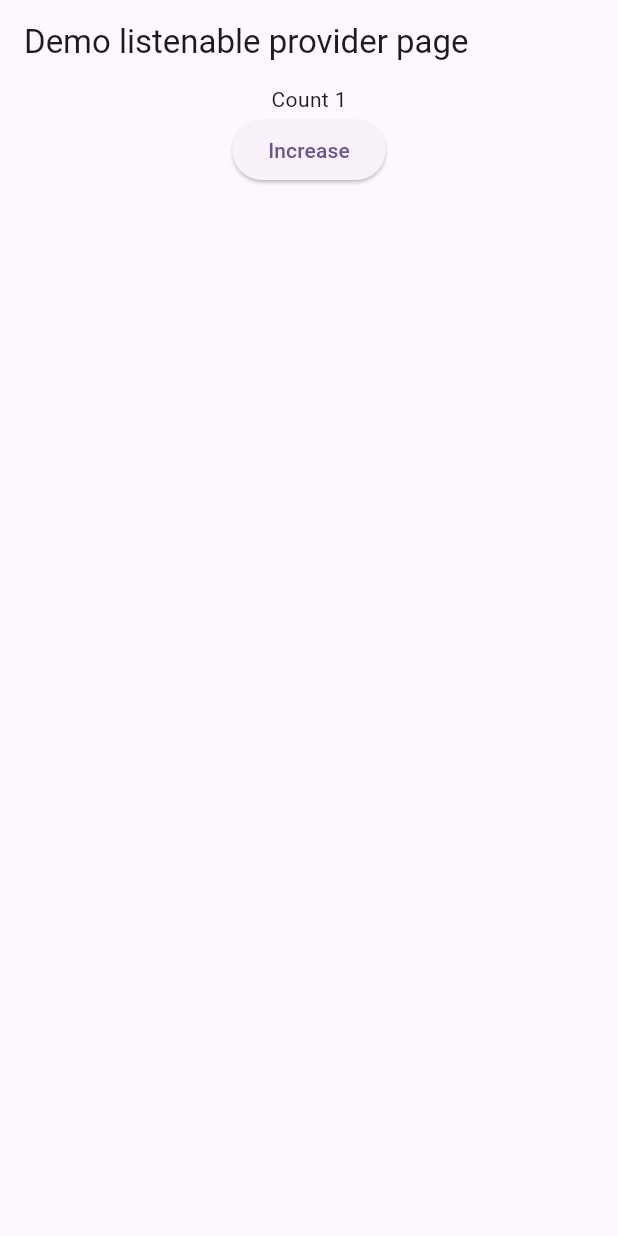
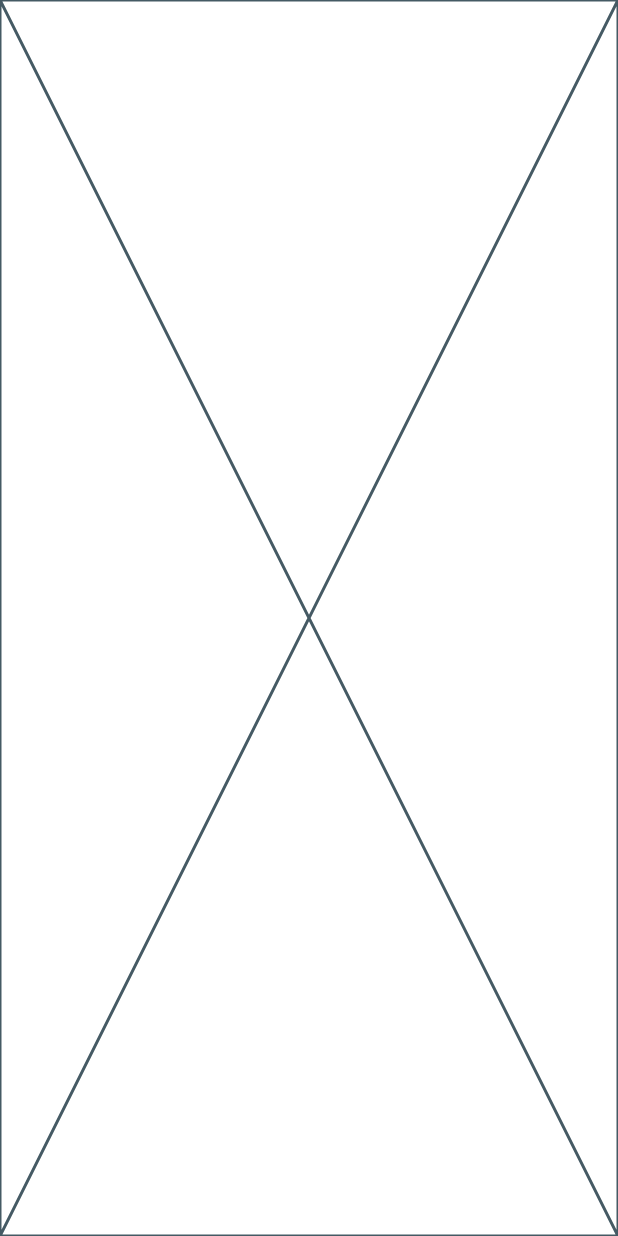
Before and after one commit to phamtanphat/flutter_provider_16032024, a Flutter app: the screen it shows after launch, after a tap on "Increase", on a phone screen of 412 x 824 dp. Run offline on Flutter 3.47's test engine with Material 3 defaults, Android fonts, the phone set to English and light mode, and no system bars.

Commit message:
khac nhau giua Listenable provider voi Changenotifier provider

```diff
--- a/lib/demo_listenable_provider_page.dart
+++ b/lib/demo_listenable_provider_page.dart
@@ -7,6 +7,12 @@ class Counter extends ChangeNotifier {
   void increase() {
     count += 1;
     notifyListeners();
+  }
+
+  @override
+  void dispose() {
+    super.dispose();
+    print("Dispose value");
   }
 }
 
@@ -26,7 +32,7 @@ class _DemoListenableProviderPageState extends State<DemoListenableProviderPage>
       ),
       body: Container(
         child: Center(
-            child: ListenableProvider<Counter>(
+            child: ChangeNotifierProvider<Counter>(
                 create: (context) => Counter(),
                 child: CounterWidget()
             )
@@ -51,6 +57,7 @@ class CounterWidget extends StatelessWidget {
             onPressed: () {
               Counter counter = Provider.of(context, listen: false);
               counter.increase();
+              Navigator.pushReplacementNamed(context, "screen2");
             },
             child: Text("Increase"))
       ],
--- /dev/null
+++ b/lib/demo_value_listable_provider_page.dart
@@ -0,0 +1,15 @@
+import 'package:flutter/material.dart';
+
+class DemoValueListenableProviderPage extends StatefulWidget {
+  const DemoValueListenableProviderPage({super.key});
+
+  @override
+  State<DemoValueListenableProviderPage> createState() => _DemoValueListenableProviderPageState();
+}
+
+class _DemoValueListenableProviderPageState extends State<DemoValueListenableProviderPage> {
+  @override
+  Widget build(BuildContext context) {
+    return const Placeholder();
+  }
+}
--- a/lib/main.dart
+++ b/lib/main.dart
@@ -1,6 +1,7 @@
 import 'package:flutter/material.dart';
 import 'package:flutter_provider_16032024/demo_listenable_provider_page.dart';
 import 'package:flutter_provider_16032024/demo_provider_page.dart';
+import 'package:flutter_provider_16032024/demo_value_listable_provider_page.dart';
 
 void main() {
   runApp(const MyApp());
@@ -18,7 +19,11 @@ class MyApp extends StatelessWidget {
         colorScheme: ColorScheme.fromSeed(seedColor: Colors.deepPurple),
         useMaterial3: true,
       ),
-      home: DemoListenableProviderPage()
+      initialRoute: "screen1",
+      routes: {
+        "screen1": (context) => DemoListenableProviderPage(),
+        "screen2": (context) => DemoValueListenableProviderPage(),
+      },
     );
   }
 }
```
